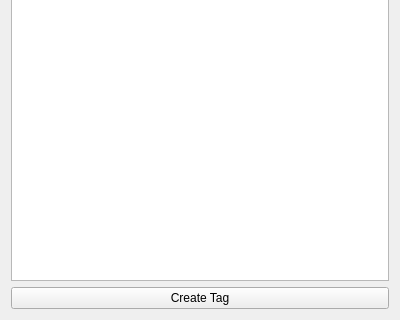
Qt form app/tagsview.ui (x37v/datajockey) before a commit; both pictures show x 0 to 400 and y 159 to 479 of the 400 by 479 pixel window.
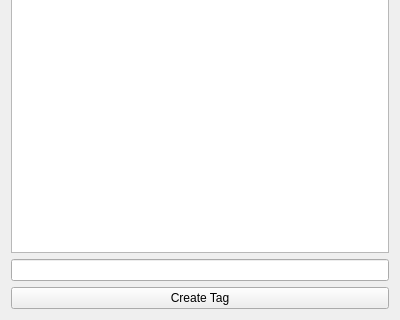
The same form after that commit.

Diff of the .ui file:
```diff
--- a/app/tagsview.ui
+++ b/app/tagsview.ui
@@ -13,9 +13,9 @@
   <property name="windowTitle">
    <string>Form</string>
   </property>
-  <layout class="QVBoxLayout" name="verticalLayout">
-   <item>
-    <widget class="QTreeView" name="tree"/>
+  <layout class="QGridLayout" name="gridLayout">
+   <item row="1" column="0">
+    <widget class="QLineEdit" name="tagName"/>
    </item>
    <item>
     <widget class="QPushButton" name="pushButton">
@@ -24,6 +24,9 @@
      </property>
     </widget>
    </item>
+   <item row="0" column="0">
+    <widget class="QTreeView" name="tree"/>
+   </item>
   </layout>
  </widget>
  <resources/>
```
Left out of the diff: 4 changed lines with no effect on the pictures.
